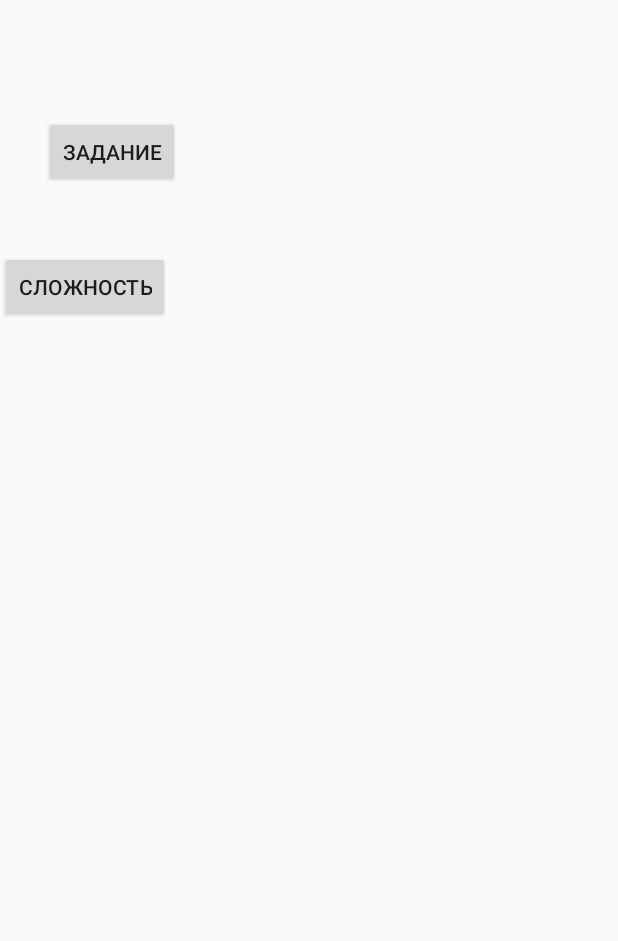
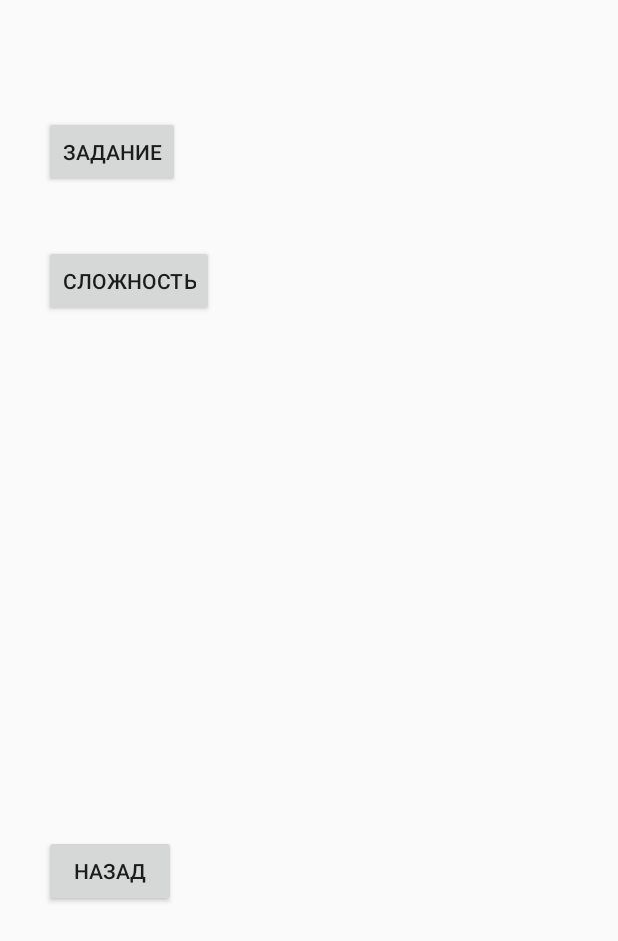
Before and after one commit to VilenKa/Kursovaya, an Android app: the layout game_layout.xml on its own in the app's theme, with its tools: preview values and no code run, on a phone screen of 412 x 824 dp. Shown: the top 941 px of the screen. Run offline under Robolectric (Android 15) with nearby library versions, the phone set to English and light mode, and no system bars.

Commit message:
кнопка назад

```diff
--- a/app/src/main/res/layout/game_layout.xml
+++ b/app/src/main/res/layout/game_layout.xml
@@ -1,6 +1,15 @@
 <?xml version="1.0" encoding="utf-8"?>
 <RelativeLayout xmlns:android="http://schemas.android.com/apk/res/android"
     android:layout_width="match_parent" android:layout_height="match_parent">
+
+    <Button
+        android:id="@+id/backBtn"
+        android:layout_width="wrap_content"
+        android:layout_height="wrap_content"
+        android:layout_alignParentBottom="true"
+        android:layout_alignStart="@+id/taskBtn"
+        android:layout_marginBottom="219dp"
+        android:text="Назад" />
 
     <Button
         android:id="@+id/taskBtn"
@@ -17,7 +26,7 @@
         android:layout_width="wrap_content"
         android:layout_height="wrap_content"
         android:layout_alignParentTop="true"
-        android:layout_alignStart="@+id/button"
-        android:layout_marginTop="167dp"
+        android:layout_alignStart="@+id/taskBtn"
+        android:layout_marginTop="163dp"
         android:text="Сложность" />
 </RelativeLayout>
```
Also changed, not shown: app/src/main/java/com/example/vilev/myapplication/GameActivity.kt (+28 -0 lines), app/src/main/java/com/example/vilev/myapplication/MainActivity.kt (+1 -8 lines), app/src/main/res/layout/layout1.xml (+5 -39 lines).
